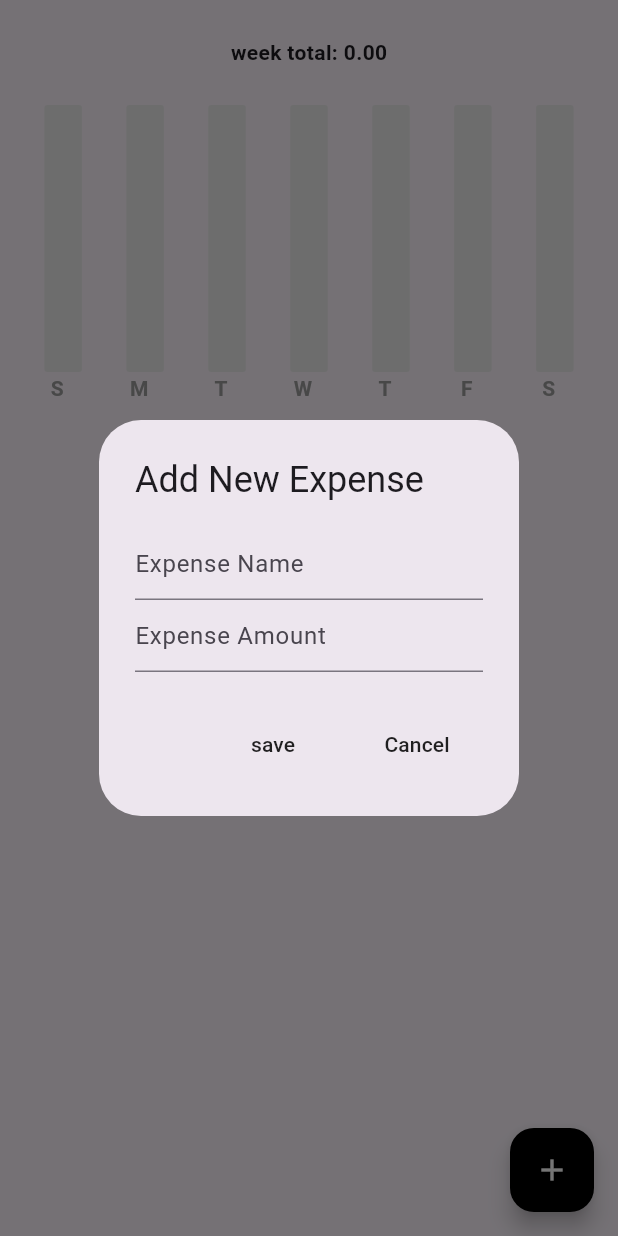
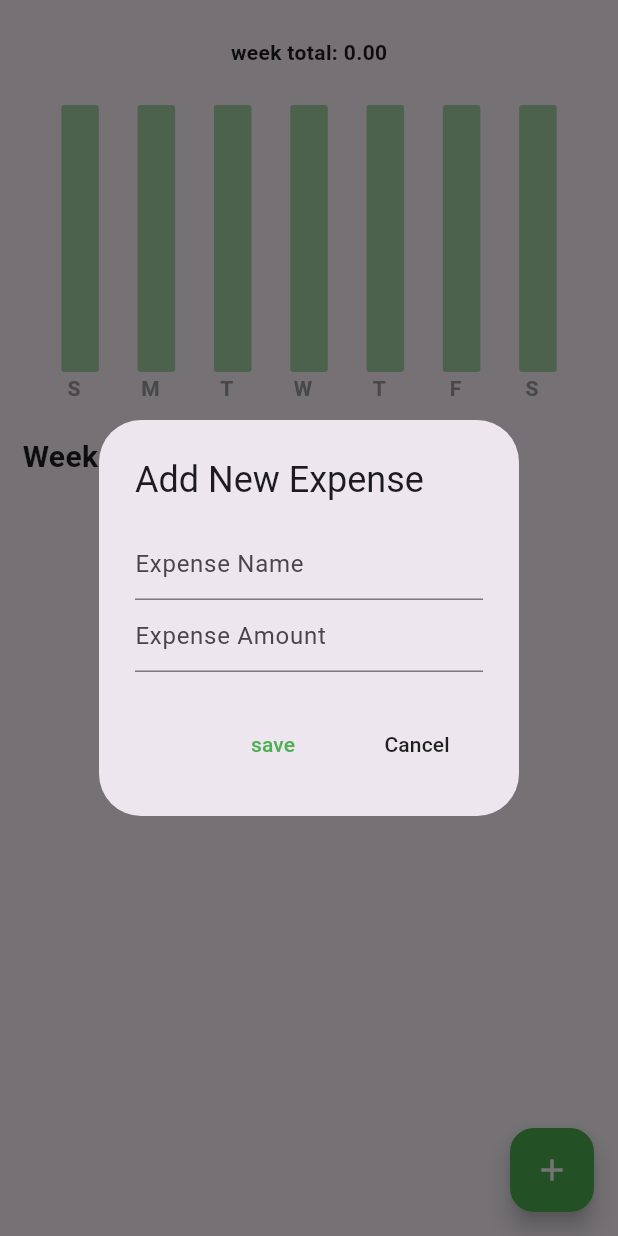
Before and after one commit to wilsongreat/expense_tracker_sid_app, a Flutter app: the screen it shows after launch, after a tap on the "add" icon, on a phone screen of 412 x 824 dp. Run offline on Flutter 3.47's test engine with Material 3 defaults, Android fonts, the phone set to English and light mode, and no system bars; drawn by our look-alikes of fl_chart; our stand-ins replace flutter_riverpod, flutter_slidable, hive, hive_flutter; accounts and stored records are empty.

Commit message:
first commit

```diff
--- a/lib/feature/graph/bar_graph.dart
+++ b/lib/feature/graph/bar_graph.dart
@@ -48,13 +48,13 @@ class BarGraph extends StatelessWidget {
       barGroups: myBarData.barData.map((data) => BarChartGroupData(x: data.x,barRods: [
         BarChartRodData(
             toY: data.y,
-          color: Colors.grey[800],
+          color: Colors.green[800],
           width: 25,
           borderRadius: BorderRadius.circular(2),
           backDrawRodData: BackgroundBarChartRodData(
             show: true,
             toY: maxY,
-            color: Colors.grey[200]
+            color: Colors.green[200]
           )
         ),
       ],),).toList()
--- a/lib/pages/home_page.dart
+++ b/lib/pages/home_page.dart
@@ -2,6 +2,7 @@ import 'package:expense_tracker_sid_app/components/expense_summary.dart';
 import 'package:expense_tracker_sid_app/data/expense_data.dart';
 import 'package:flutter/material.dart';
 import 'package:flutter_riverpod/flutter_riverpod.dart';
+import 'package:hive/hive.dart';
 
 import '../components/expense_tile.dart';
 
@@ -19,10 +20,13 @@ class _HomePageState extends ConsumerState<HomePage> {
     super.initState();
     ref.read(expenseDataViewModel).prepareData();
   }
-  final expenseNameCtrl =TextEditingController();
-  final expenseAmtCtrl =TextEditingController();
-  void addNewExpenseWidget(){
-    showDialog(context: context, builder: (context){
+
+  final expenseNameCtrl = TextEditingController();
+  final expenseAmtCtrl = TextEditingController();
+  void addNewExpenseWidget() {
+    showDialog(
+        context: context,
+        builder: (context) {
           return AlertDialog(
             title: Text('Add New Expense'),
             content: Column(
@@ -30,70 +34,122 @@ class _HomePageState extends ConsumerState<HomePage> {
               children: [
                 TextField(
                   controller: expenseNameCtrl,
-              decoration: InputDecoration(
-                hintText: 'Expense Name'
-              ),
-
+                  decoration: InputDecoration(hintText: 'Expense Name'),
                 ),
                 TextField(
                     controller: expenseAmtCtrl,
                     keyboardType: TextInputType.number,
-                decoration: InputDecoration(
-                    hintText: 'Expense Amount'
-                )
-            ),
+                    decoration: InputDecoration(hintText: 'Expense Amount')),
               ],
             ),
             actions: [
-          MaterialButton(onPressed: () => saveExpense(), child: Text('save'),),
-          MaterialButton(onPressed: (){
+              MaterialButton(
+                onPressed: () => saveExpense(),
+                child: Text(
+                  'save',
+                  style: TextStyle(color: Colors.green),
+                ),
+              ),
+              MaterialButton(
+                onPressed: () {
                   Navigator.pop(context);
-          }, child: Text('Cancel'),),
+                },
+                child: Text('Cancel'),
+              ),
             ],
           );
         });
   }
-  void deleteExpense(ExpenseItem expense){
+
+  void deleteExpense(ExpenseItem expense) {
     ref.watch(expenseDataViewModel).deleteExpense(expense);
   }
 
-  void saveExpense(){
-    if(expenseAmtCtrl.text.isNotEmpty && expenseNameCtrl.text.isNotEmpty){
-      ExpenseItem  newExpense = ExpenseItem(amt: expenseAmtCtrl.text, date: DateTime.now(), name: expenseNameCtrl.text);
+  void saveExpense() {
+    if (expenseAmtCtrl.text.isNotEmpty && expenseNameCtrl.text.isNotEmpty) {
+      ExpenseItem newExpense = ExpenseItem(
+          amt: expenseAmtCtrl.text,
+          date: DateTime.now(),
+          name: expenseNameCtrl.text);
       ref.watch(expenseDataViewModel).addExpense(newExpense);
       Navigator.pop(context);
       clear();
     }
-
   }
 
-  void clear(){
+  void clear() {
     expenseNameCtrl.clear();
     expenseAmtCtrl.clear();
   }
+
   @override
   Widget build(BuildContext context) {
     final provider = ref.read(expenseDataViewModel);
-    return  Scaffold(
-      body: ListView(
+    return Scaffold(
+      body: Padding(
+        padding: const EdgeInsets.symmetric(horizontal: 15.0),
+        child: ListView(
           children: [
             ExpenseSummary(startOfWeek: provider.startofWeekDate()),
-          SizedBox(height: 20,),
-          ListView.builder(
+            SizedBox(
+              height: 20,
+            ),
+            Text(
+              'Weeks Expenses',
+              style: TextStyle(fontSize: 20, fontWeight: FontWeight.bold),
+            ),
+            provider.allExpenseList.isEmpty
+                ? Column(
+              mainAxisAlignment: MainAxisAlignment.center,
+                  children: [
+                    SizedBox(height: 40,),
+                    Center(
+                        child: Text('Add an expenses'),
+                      ),
+                    SizedBox(height: 10,),
+
+                    GestureDetector(
+                      onTap: () => addNewExpenseWidget(),
+                      child: Container(
+                        height: 50,
+                        width: 50,
+                        decoration: BoxDecoration(
+                            color: Colors.green,
+                            borderRadius: BorderRadius.circular(10)),
+                        child: Icon(
+                          Icons.add,
+                          color: Colors.white,
+                        ),
+                      ),
+                    ),
+                  ],
+                )
+                : ListView.builder(
                     physics: NeverScrollableScrollPhysics(),
                     shrinkWrap: true,
                     itemCount: provider.allExpenseList.length,
-              itemBuilder:(context, index){
+                    itemBuilder: (context, index) {
                       final expense = provider.allExpenseList[index];
-                return ExpenseTile(name: expense.name,date:expense.date,amt: '\$${expense.amt}',deleteAction:(context) => deleteExpense(expense),);
+                      return ExpenseTile(
+                        name: expense.name,
+                        date: expense.date,
+                        amt: '\$${expense.amt}',
+                        deleteAction: (context) => deleteExpense(expense),
+                      );
                     }),
           ],
         ),
-      floatingActionButton: FloatingActionButton(onPressed: (){
+      ),
+      floatingActionButton: FloatingActionButton(
+        onPressed: () {
           addNewExpenseWidget();
         },
-        backgroundColor: Colors.black,
-        child: Icon(Icons.add,color: Colors.white,),),
+        backgroundColor: Colors.green,
+        child: Icon(
+          Icons.add,
+          color: Colors.white,
+        ),
+      ),
     );
   }
 }
```
Lines whose indentation alone changed are shown as unchanged.
